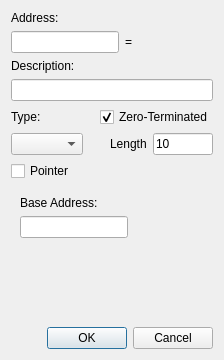
First picture: the form in GUI/AddAddressManuallyDialog.ui, repository korcankaraokcu/PINCE, before the edit.
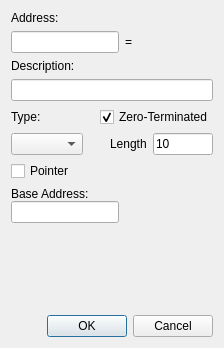
Second picture: the form after the edit.

Commit message: Fix GUI margin issues

Diff of the .ui file:
```diff
--- a/GUI/AddAddressManuallyDialog.ui
+++ b/GUI/AddAddressManuallyDialog.ui
@@ -7,7 +7,7 @@
     <x>0</x>
     <y>0</y>
     <width>224</width>
-    <height>360</height>
+    <height>348</height>
    </rect>
   </property>
   <property name="sizePolicy">
@@ -25,7 +25,7 @@
   <property name="maximumSize">
    <size>
     <width>224</width>
-    <height>360</height>
+    <height>348</height>
    </size>
   </property>
   <property name="windowTitle">
@@ -37,12 +37,6 @@
      <property name="enabled">
       <bool>true</bool>
      </property>
-     <property name="sizePolicy">
-      <sizepolicy hsizetype="Preferred" vsizetype="Preferred">
-       <horstretch>0</horstretch>
-       <verstretch>0</verstretch>
-      </sizepolicy>
-     </property>
      <property name="minimumSize">
       <size>
        <width>0</width>
@@ -50,6 +44,21 @@
       </size>
      </property>
      <layout class="QVBoxLayout" name="verticalLayout_4">
+      <property name="spacing">
+       <number>0</number>
+      </property>
+      <property name="leftMargin">
+       <number>0</number>
+      </property>
+      <property name="topMargin">
+       <number>0</number>
+      </property>
+      <property name="rightMargin">
+       <number>0</number>
+      </property>
+      <property name="bottomMargin">
+       <number>0</number>
+      </property>
       <item>
        <layout class="QVBoxLayout" name="verticalLayout_Pointers">
         <item>
```
The commit also changes 1 other file.
